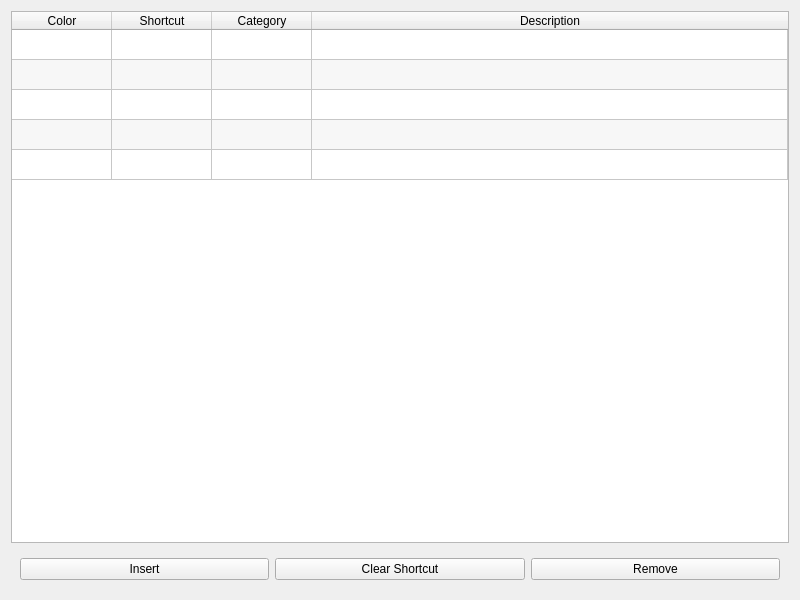
Before: the Qt Designer form src/SCE/EventsWidget/eventswidget.ui in RiverChriss/openshot-qt-SCE, drawn with Qt 5.
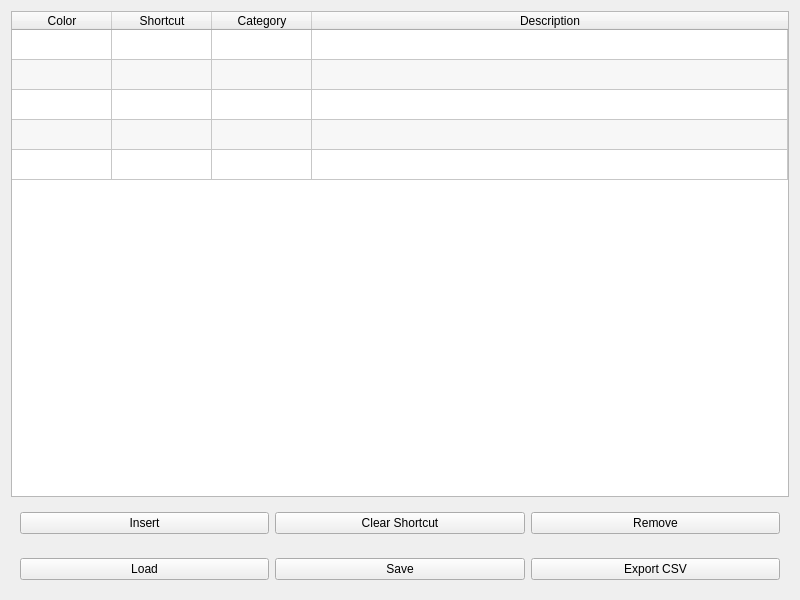
After: the same form once the commit is applied.

Commit message: Ajouter bouton dans EventsWidget

The edit to the form file:
```diff
--- a/src/SCE/EventsWidget/eventswidget.ui
+++ b/src/SCE/EventsWidget/eventswidget.ui
@@ -132,6 +132,39 @@
      </column>
     </widget>
    </item>
+   <item row="2" column="0">
+    <widget class="QFrame" name="frame_Footer2">
+     <property name="frameShape">
+      <enum>QFrame::NoFrame</enum>
+     </property>
+     <property name="frameShadow">
+      <enum>QFrame::Raised</enum>
+     </property>
+     <layout class="QHBoxLayout" name="horizontalLayout_3">
+      <item>
+       <widget class="QPushButton" name="btn_Load">
+        <property name="text">
+         <string>Load</string>
+        </property>
+       </widget>
+      </item>
+      <item>
+       <widget class="QPushButton" name="btn_Save">
+        <property name="text">
+         <string>Save</string>
+        </property>
+       </widget>
+      </item>
+      <item>
+       <widget class="QPushButton" name="btn_CSV">
+        <property name="text">
+         <string>Export CSV</string>
+        </property>
+       </widget>
+      </item>
+     </layout>
+    </widget>
+   </item>
   </layout>
  </widget>
  <resources/>
```
The commit also changes 2 other files.
